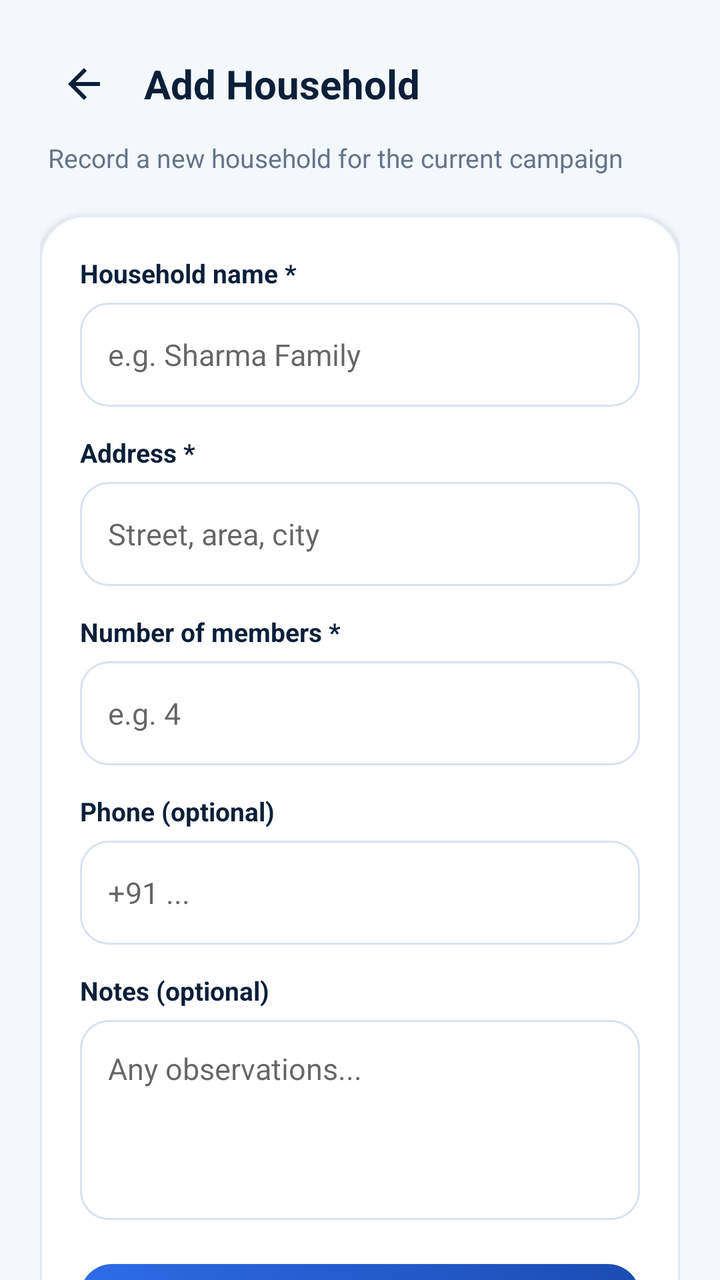
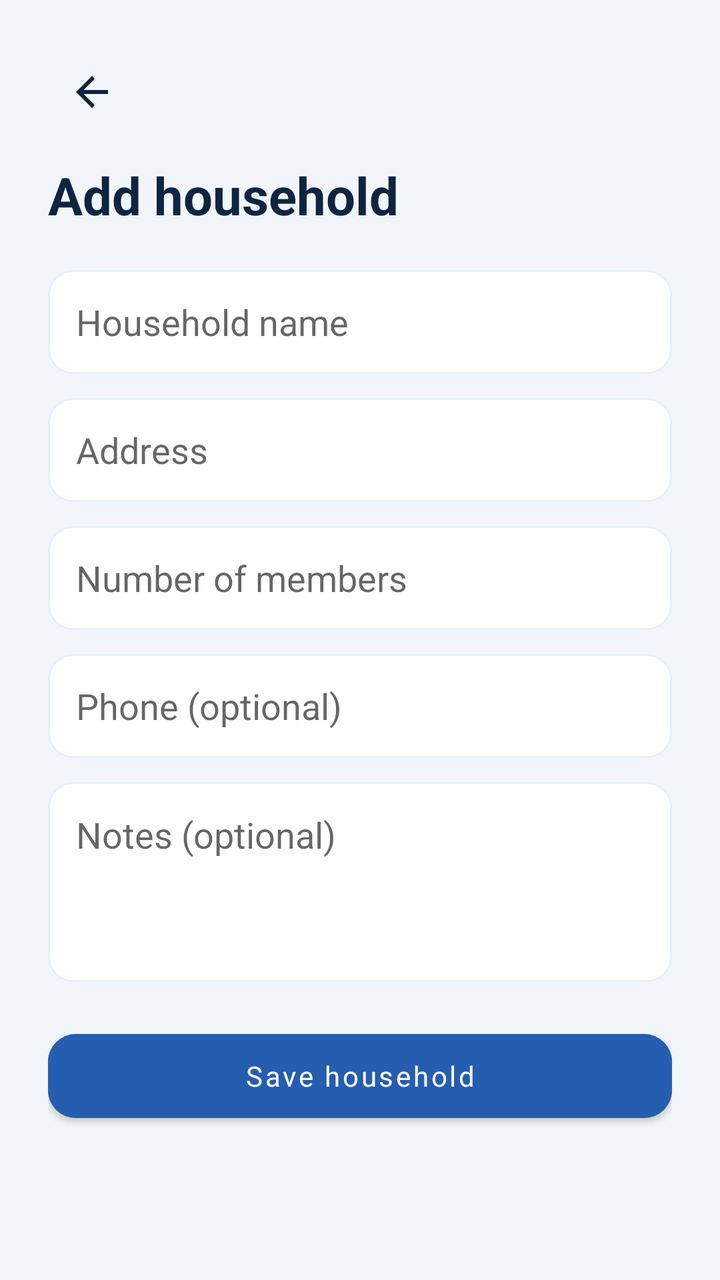

Compare the two renders of this Android layout. The source of the first and the diff that turns it into the second are given below.
<!-- AndroidManifest.xml: application theme Theme.CSUCensus -->
<!-- res/layout/activity_add_household.xml -->
<?xml version="1.0" encoding="utf-8"?>
<ScrollView
    xmlns:android="http://schemas.android.com/apk/res/android"
    xmlns:app="http://schemas.android.com/apk/res-auto"
    android:layout_width="match_parent"
    android:layout_height="match_parent"
    android:background="@color/background"
    android:fillViewport="true"
    android:scrollbars="none"
    >
    <LinearLayout
        android:layout_width="match_parent"
        android:layout_height="wrap_content"
        android:orientation="vertical"
        android:padding="20dp"
        >
        <LinearLayout
            android:layout_width="match_parent"
            android:layout_height="wrap_content"
            android:orientation="horizontal"
            android:gravity="center_vertical"
            >
            <ImageButton
                android:id="@+id/btnBack"
                android:layout_width="44dp"
                android:layout_height="44dp"
                android:src="@drawable/ic_back"
                android:background="?attr/selectableItemBackgroundBorderless"
                android:contentDescription="Back"
                app:tint="@color/navy" />
            <TextView
                android:layout_width="0dp"
                android:layout_height="wrap_content"
                android:layout_weight="1"
                android:text="Add Household"
                android:textSize="20sp"
                android:textStyle="bold"
                android:textColor="@color/navy"
                android:layout_marginStart="8dp" />
        </LinearLayout>
        <TextView
            android:layout_width="wrap_content"
            android:layout_height="wrap_content"
            android:text="Record a new household for the current campaign"
            android:textColor="@color/muted"
            android:textSize="13sp"
            android:layout_marginTop="6dp"
            android:layout_marginStart="4dp" />
        <LinearLayout
            android:layout_width="match_parent"
            android:layout_height="wrap_content"
            android:orientation="vertical"
            android:background="@drawable/bg_card"
            android:padding="20dp"
            android:layout_marginTop="20dp"
            android:elevation="2dp"
            >
            <TextView
                android:layout_width="wrap_content"
                android:layout_height="wrap_content"
                android:text="Household name *"
                android:textColor="@color/navy"
                android:textStyle="bold"
                android:textSize="13sp" />
            <EditText
                android:id="@+id/etHouseholdName"
                android:layout_width="match_parent"
                android:layout_height="52dp"
                android:hint="e.g. Sharma Family"
                android:paddingHorizontal="14dp"
                android:background="@drawable/bg_input"
                android:layout_marginTop="6dp"
                android:textColor="@color/navy"
                android:textSize="15sp" />
            <TextView
                android:layout_width="wrap_content"
                android:layout_height="wrap_content"
                android:text="Address *"
                android:textColor="@color/navy"
                android:textStyle="bold"
                android:textSize="13sp"
                android:layout_marginTop="14dp" />
            <EditText
                android:id="@+id/etAddress"
                android:layout_width="match_parent"
                android:layout_height="52dp"
                android:hint="Street, area, city"
                android:paddingHorizontal="14dp"
                android:background="@drawable/bg_input"
                android:layout_marginTop="6dp"
                android:textColor="@color/navy"
                android:textSize="15sp" />
            <TextView
                android:layout_width="wrap_content"
                android:layout_height="wrap_content"
                android:text="Number of members *"
                android:textColor="@color/navy"
                android:textStyle="bold"
                android:textSize="13sp"
                android:layout_marginTop="14dp" />
            <EditText
                android:id="@+id/etMembers"
                android:layout_width="match_parent"
                android:layout_height="52dp"
                android:hint="e.g. 4"
                android:inputType="number"
                android:paddingHorizontal="14dp"
                android:background="@drawable/bg_input"
                android:layout_marginTop="6dp"
                android:textColor="@color/navy"
                android:textSize="15sp" />
            <TextView
                android:layout_width="wrap_content"
                android:layout_height="wrap_content"
                android:text="Phone (optional)"
                android:textColor="@color/navy"
                android:textStyle="bold"
                android:textSize="13sp"
                android:layout_marginTop="14dp" />
            <EditText
                android:id="@+id/etPhone"
                android:layout_width="match_parent"
                android:layout_height="52dp"
                android:hint="+91 ..."
                android:inputType="phone"
                android:paddingHorizontal="14dp"
                android:background="@drawable/bg_input"
                android:layout_marginTop="6dp"
                android:textColor="@color/navy"
                android:textSize="15sp" />
            <TextView
                android:layout_width="wrap_content"
                android:layout_height="wrap_content"
                android:text="Notes (optional)"
                android:textColor="@color/navy"
                android:textStyle="bold"
                android:textSize="13sp"
                android:layout_marginTop="14dp" />
            <EditText
                android:id="@+id/etNotes"
                android:layout_width="match_parent"
                android:layout_height="100dp"
                android:hint="Any observations..."
                android:gravity="top"
                android:padding="14dp"
                android:background="@drawable/bg_input"
                android:layout_marginTop="6dp"
                android:textColor="@color/navy"
                android:textSize="15sp"
                android:inputType="textMultiLine" />
            <com.google.android.material.button.MaterialButton
                android:id="@+id/btnSaveHousehold"
                android:layout_width="match_parent"
                android:layout_height="56dp"
                android:text="Save as Draft"
                android:textAllCaps="false"
                android:textSize="16sp"
                android:textStyle="bold"
                android:background="@drawable/bg_primary_button"
                app:backgroundTint="@null"
                android:layout_marginTop="22dp"
                app:cornerRadius="16dp" />
        </LinearLayout>
    </LinearLayout>
</ScrollView>
<!-- resources referenced by this layout -->
<resources>
  <color name="background">#F4F7FC</color>
  <color name="muted">#64748B</color>
  <color name="navy">#0B1F3A</color>
  <!-- drawable bg_card (drawable) -->
  <?xml version="1.0" encoding="utf-8"?>
  <shape xmlns:android="http://schemas.android.com/apk/res/android">
      <solid android:color="@color/white" />
      <corners android:radius="22dp" />
      <stroke android:width="1dp" android:color="@color/line" />
  </shape>
  <!-- drawable bg_input (drawable) -->
  <?xml version="1.0" encoding="utf-8"?>
  <selector xmlns:android="http://schemas.android.com/apk/res/android">
      <item android:state_focused="true">
          <shape>
              <solid android:color="@color/white" />
              <corners android:radius="14dp" />
              <stroke android:width="2dp" android:color="@color/blue" />
          </shape>
      </item>
      <item>
          <shape>
              <solid android:color="@color/white" />
              <corners android:radius="14dp" />
              <stroke android:width="1dp" android:color="@color/input_stroke" />
          </shape>
      </item>
  </selector>
  <!-- drawable bg_primary_button (drawable) -->
  <?xml version="1.0" encoding="utf-8"?>
  <ripple xmlns:android="http://schemas.android.com/apk/res/android"
      android:color="#33FFFFFF">
      <item>
          <shape>
              <gradient
                  android:startColor="@color/blue"
                  android:endColor="@color/blue_dark"
                  android:angle="0" />
              <corners android:radius="16dp" />
          </shape>
      </item>
  </ripple>
  <!-- drawable ic_back (drawable) -->
  <?xml version="1.0" encoding="utf-8"?>
  <vector xmlns:android="http://schemas.android.com/apk/res/android"
      android:width="24dp" android:height="24dp"
      android:viewportWidth="24" android:viewportHeight="24">
      <path android:fillColor="#0E2542"
          android:pathData="M20,11H7.83l5.59,-5.59L12,4l-8,8 8,8 1.41,-1.41L7.83,13H20v-2z"/>
  </vector>
  <style name="Theme.CSUCensus" parent="Theme.MaterialComponents.DayNight.NoActionBar">
          <item name="colorPrimary">@color/blue</item>
          <item name="colorPrimaryVariant">@color/blue_dark</item>
          <item name="colorSecondary">@color/green</item>
          <item name="colorOnPrimary">@color/white</item>
          <item name="android:fontFamily">sans-serif</item>
          <item name="android:windowLightStatusBar">true</item>
          <item name="android:statusBarColor">@android:color/transparent</item>
          <item name="android:navigationBarColor">@color/white</item>
          <item name="android:windowLightNavigationBar">true</item>
          <item name="android:windowBackground">@color/background</item>
      </style>
  <color name="white">#FFFFFF</color>
  <color name="line">#E4EBF5</color>
  <color name="blue">#2E6BE6</color>
  <color name="input_stroke">#D8E2F0</color>
  <color name="blue_dark">#1B4DB3</color>
  <color name="green">#1FA971</color>
</resources>

<!-- the commit's change to res/layout/activity_add_household.xml (unified diff, before → after) -->
@@ -1,165 +1,86 @@
 <?xml version="1.0" encoding="utf-8"?>
-<ScrollView
-    xmlns:android="http://schemas.android.com/apk/res/android"
+<ScrollView xmlns:android="http://schemas.android.com/apk/res/android"
     xmlns:app="http://schemas.android.com/apk/res-auto"
     android:layout_width="match_parent"
     android:layout_height="match_parent"
-    android:background="@color/background"
-    android:fillViewport="true"
-    android:scrollbars="none"
-    >
+    android:background="@color/background">
     <LinearLayout
         android:layout_width="match_parent"
         android:layout_height="wrap_content"
         android:orientation="vertical"
-        android:padding="20dp"
-        >
-        <LinearLayout
-            android:layout_width="match_parent"
-            android:layout_height="wrap_content"
-            android:orientation="horizontal"
-            android:gravity="center_vertical"
-            >
-            <ImageButton
-                android:id="@+id/btnBack"
-                android:layout_width="44dp"
-                android:layout_height="44dp"
-                android:src="@drawable/ic_back"
-                android:background="?attr/selectableItemBackgroundBorderless"
-                android:contentDescription="Back"
-                app:tint="@color/navy" />
-            <TextView
-                android:layout_width="0dp"
-                android:layout_height="wrap_content"
-                android:layout_weight="1"
-                android:text="Add Household"
-                android:textSize="20sp"
-                android:textStyle="bold"
-                android:textColor="@color/navy"
-                android:layout_marginStart="8dp" />
-        </LinearLayout>
+        android:padding="24dp">
+        <ImageButton
+            android:id="@+id/btnBack"
+            android:layout_width="44dp"
+            android:layout_height="44dp"
+            android:src="@drawable/ic_back"
+            android:background="?attr/selectableItemBackgroundBorderless"
+            app:tint="@color/navy"
+            android:contentDescription="Back" />
         <TextView
             android:layout_width="wrap_content"
             android:layout_height="wrap_content"
-            android:text="Record a new household for the current campaign"
-            android:textColor="@color/muted"
-            android:textSize="13sp"
-            android:layout_marginTop="6dp"
-            android:layout_marginStart="4dp" />
-        <LinearLayout
+            android:text="Add household"
+            android:textSize="26sp"
+            android:textStyle="bold"
+            android:textColor="@color/navy"
+            android:layout_marginTop="12dp" />
+        <EditText
+            android:id="@+id/etName"
             android:layout_width="match_parent"
-            android:layout_height="wrap_content"
-            android:orientation="vertical"
-            android:background="@drawable/bg_card"
-            android:padding="20dp"
+            android:layout_height="52dp"
+            android:hint="Household name"
+            android:paddingHorizontal="14dp"
+            android:background="@drawable/bg_input"
             android:layout_marginTop="20dp"
-            android:elevation="2dp"
-            >
-            <TextView
-                android:layout_width="wrap_content"
-                android:layout_height="wrap_content"
-                android:text="Household name *"
-                android:textColor="@color/navy"
-                android:textStyle="bold"
-                android:textSize="13sp" />
-            <EditText
-                android:id="@+id/etHouseholdName"
-                android:layout_width="match_parent"
-                android:layout_height="52dp"
-                android:hint="e.g. Sharma Family"
-                android:paddingHorizontal="14dp"
-                android:background="@drawable/bg_input"
-                android:layout_marginTop="6dp"
-                android:textColor="@color/navy"
-                android:textSize="15sp" />
-            <TextView
-                android:layout_width="wrap_content"
-                android:layout_height="wrap_content"
-                android:text="Address *"
-                android:textColor="@color/navy"
-                android:textStyle="bold"
-                android:textSize="13sp"
-                android:layout_marginTop="14dp" />
-            <EditText
-                android:id="@+id/etAddress"
-                android:layout_width="match_parent"
-                android:layout_height="52dp"
-                android:hint="Street, area, city"
-                android:paddingHorizontal="14dp"
-                android:background="@drawable/bg_input"
-                android:layout_marginTop="6dp"
-                android:textColor="@color/navy"
-                android:textSize="15sp" />
-            <TextView
-                android:layout_width="wrap_content"
-                android:layout_height="wrap_content"
-                android:text="Number of members *"
-                android:textColor="@color/navy"
-                android:textStyle="bold"
-                android:textSize="13sp"
-                android:layout_marginTop="14dp" />
-            <EditText
-                android:id="@+id/etMembers"
-                android:layout_width="match_parent"
-                android:layout_height="52dp"
-                android:hint="e.g. 4"
-                android:inputType="number"
-                android:paddingHorizontal="14dp"
-                android:background="@drawable/bg_input"
-                android:layout_marginTop="6dp"
-                android:textColor="@color/navy"
-                android:textSize="15sp" />
-            <TextView
-                android:layout_width="wrap_content"
-                android:layout_height="wrap_content"
-                android:text="Phone (optional)"
-                android:textColor="@color/navy"
-                android:textStyle="bold"
-                android:textSize="13sp"
-                android:layout_marginTop="14dp" />
-            <EditText
-                android:id="@+id/etPhone"
-                android:layout_width="match_parent"
-                android:layout_height="52dp"
-                android:hint="+91 ..."
-                android:inputType="phone"
-                android:paddingHorizontal="14dp"
-                android:background="@drawable/bg_input"
-                android:layout_marginTop="6dp"
-                android:textColor="@color/navy"
-                android:textSize="15sp" />
-            <TextView
-                android:layout_width="wrap_content"
-                android:layout_height="wrap_content"
-                android:text="Notes (optional)"
-                android:textColor="@color/navy"
-                android:textStyle="bold"
-                android:textSize="13sp"
-                android:layout_marginTop="14dp" />
-            <EditText
-                android:id="@+id/etNotes"
-                android:layout_width="match_parent"
-                android:layout_height="100dp"
-                android:hint="Any observations..."
-                android:gravity="top"
-                android:padding="14dp"
-                android:background="@drawable/bg_input"
-                android:layout_marginTop="6dp"
-                android:textColor="@color/navy"
-                android:textSize="15sp"
-                android:inputType="textMultiLine" />
-            <com.google.android.material.button.MaterialButton
-                android:id="@+id/btnSaveHousehold"
-                android:layout_width="match_parent"
-                android:layout_height="56dp"
-                android:text="Save as Draft"
-                android:textAllCaps="false"
-                android:textSize="16sp"
-                android:textStyle="bold"
-                android:background="@drawable/bg_primary_button"
-                app:backgroundTint="@null"
-                android:layout_marginTop="22dp"
-                app:cornerRadius="16dp" />
-        </LinearLayout>
+            android:textColor="@color/navy" />
+        <EditText
+            android:id="@+id/etAddress"
+            android:layout_width="match_parent"
+            android:layout_height="52dp"
+            android:hint="Address"
+            android:paddingHorizontal="14dp"
+            android:background="@drawable/bg_input"
+            android:layout_marginTop="12dp"
+            android:textColor="@color/navy" />
+        <EditText
+            android:id="@+id/etMembers"
+            android:layout_width="match_parent"
+            android:layout_height="52dp"
+            android:hint="Number of members"
+            android:inputType="number"
+            android:paddingHorizontal="14dp"
+            android:background="@drawable/bg_input"
+            android:layout_marginTop="12dp"
+            android:textColor="@color/navy" />
+        <EditText
+            android:id="@+id/etPhone"
+            android:layout_width="match_parent"
+            android:layout_height="52dp"
+            android:hint="Phone (optional)"
+            android:inputType="phone"
+            android:paddingHorizontal="14dp"
+            android:background="@drawable/bg_input"
+            android:layout_marginTop="12dp"
+            android:textColor="@color/navy" />
+        <EditText
+            android:id="@+id/etNotes"
+            android:layout_width="match_parent"
+            android:layout_height="100dp"
+            android:hint="Notes (optional)"
+            android:gravity="top"
+            android:padding="14dp"
+            android:background="@drawable/bg_input"
+            android:layout_marginTop="12dp"
+            android:textColor="@color/navy" />
+        <com.google.android.material.button.MaterialButton
+            android:id="@+id/btnSave"
+            android:layout_width="match_parent"
+            android:layout_height="54dp"
+            android:text="Save household"
+            android:textAllCaps="false"
+            android:backgroundTint="@color/blue"
+            android:layout_marginTop="20dp"
+            app:cornerRadius="14dp" />
     </LinearLayout>
 </ScrollView>
<!-- resource entries referenced after the edit -->
@@ -1,47 +1,14 @@
 <!-- resources referenced by this layout -->
 <resources>
-  <color name="background">#F4F7FC</color>
-  <color name="muted">#64748B</color>
-  <color name="navy">#0B1F3A</color>
-  <!-- drawable bg_card (drawable) -->
+  <color name="background">#F2F6FA</color>
+  <color name="navy">#0E2542</color>
+  <!-- drawable bg_input (drawable) -->
   <?xml version="1.0" encoding="utf-8"?>
-  <shape xmlns:android="http://schemas.android.com/apk/res/android">
+  <shape xmlns:android="http://schemas.android.com/apk/res/android" android:shape="rectangle">
       <solid android:color="@color/white" />
-      <corners android:radius="22dp" />
+      <corners android:radius="12dp" />
       <stroke android:width="1dp" android:color="@color/line" />
   </shape>
-  <!-- drawable bg_input (drawable) -->
-  <?xml version="1.0" encoding="utf-8"?>
-  <selector xmlns:android="http://schemas.android.com/apk/res/android">
-      <item android:state_focused="true">
-          <shape>
-              <solid android:color="@color/white" />
-              <corners android:radius="14dp" />
-              <stroke android:width="2dp" android:color="@color/blue" />
-          </shape>
-      </item>
-      <item>
-          <shape>
-              <solid android:color="@color/white" />
-              <corners android:radius="14dp" />
-              <stroke android:width="1dp" android:color="@color/input_stroke" />
-          </shape>
-      </item>
-  </selector>
-  <!-- drawable bg_primary_button (drawable) -->
-  <?xml version="1.0" encoding="utf-8"?>
-  <ripple xmlns:android="http://schemas.android.com/apk/res/android"
-      android:color="#33FFFFFF">
-      <item>
-          <shape>
-              <gradient
-                  android:startColor="@color/blue"
-                  android:endColor="@color/blue_dark"
-                  android:angle="0" />
-              <corners android:radius="16dp" />
-          </shape>
-      </item>
-  </ripple>
   <!-- drawable ic_back (drawable) -->
   <?xml version="1.0" encoding="utf-8"?>
   <vector xmlns:android="http://schemas.android.com/apk/res/android"
@@ -63,10 +30,9 @@
           <item name="android:windowBackground">@color/background</item>
       </style>
   <color name="white">#FFFFFF</color>
-  <color name="line">#E4EBF5</color>
-  <color name="blue">#2E6BE6</color>
-  <color name="input_stroke">#D8E2F0</color>
-  <color name="blue_dark">#1B4DB3</color>
-  <color name="green">#1FA971</color>
+  <color name="line">#E6F0FB</color>
+  <color name="blue">#255DB0</color>
+  <color name="blue_dark">#1E4A8C</color>
+  <color name="green">#2A966B</color>
 </resources>
 
